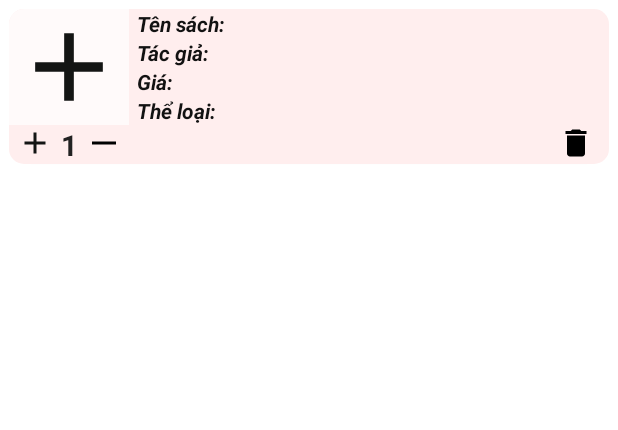
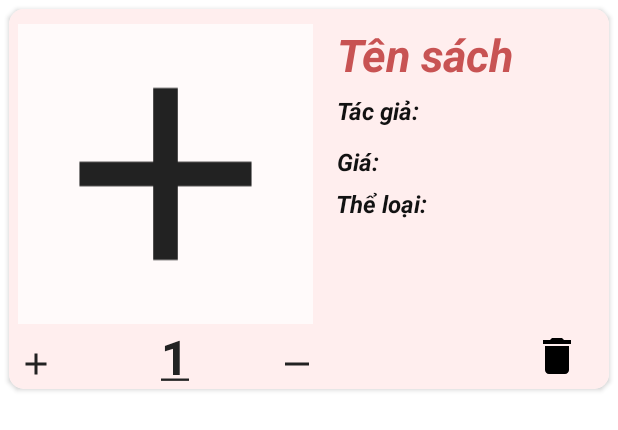
Before and after one commit to southsafe0123/appThuVien_Duan1, an Android app: the layout item_cart.xml on its own in the app's theme, with its tools: preview values and no code run, on a phone screen of 412 x 824 dp. Shown: the top 430 px of the screen. Run offline under Robolectric (Android 15) with nearby library versions, the light colour scheme and no system bars.

Commit message:
push_layout

```diff
--- a/app/src/main/java/com/teammobile/appthuvien_duan1/adapter/CartAdapter.java
+++ b/app/src/main/java/com/teammobile/appthuvien_duan1/adapter/CartAdapter.java
@@ -4,6 +4,9 @@ import android.app.Activity;
 import android.app.AlertDialog;
 import android.content.Context;
 import android.content.DialogInterface;
+import com.bumptech.glide.Glide;
+
+import android.graphics.Color;
 import android.text.SpannableString;
 import android.text.style.UnderlineSpan;
 import android.view.LayoutInflater;
@@ -29,6 +32,7 @@ public class CartAdapter extends RecyclerView.Adapter<CartAdapter.ViewHolder> {
 	private ArrayList<Sach> list;
 	private ArrayList<Integer> maxSoluong;
 	private Context context;
+	private int originalTextColor;
 
 	private TongTien tongTien;
 	private TongTien tongTienListener;
@@ -66,13 +70,28 @@ public class CartAdapter extends RecyclerView.Adapter<CartAdapter.ViewHolder> {
 
 	@Override
 	public void onBindViewHolder(@NonNull ViewHolder holder, int position) {
-		 Sach sach = list.get(position);
+		Sach sach = list.get(position);
 
-		holder.txtTen.setText("Tên sách: "+list.get(holder.getAdapterPosition()).getTenSach());
+		holder.txtTen.setText("Tên sách "+list.get(holder.getAdapterPosition()).getTenSach());
 		holder.txtGia.setText("Giá tiền: " + list.get(holder.getAdapterPosition()).getGiaThue() + " VND");
 		holder.txtTacGia.setText("Tác giả: "+list.get(holder.getAdapterPosition()).getTacGia().getTenTacGia());
 		holder.txtTheLoai.setText("Thể loại: "+list.get(holder.getAdapterPosition()).getLoai().getTenLoai());
-		holder.txtSoluong.setText(""+list.get(holder.getAdapterPosition()).getSoLuong());
+		String soluong = "" + list.get(holder.getAdapterPosition()).getSoLuong();
+		SpannableString underlineSoluong = new SpannableString(soluong);
+		underlineSoluong.setSpan(new UnderlineSpan(), 0, soluong.length(), 0);
+		holder.txtSoluong.setText(underlineSoluong);
+
+
+
+
+
+
+		Glide.with(context).load(list.get(position).getHinhAnh()).into(holder.ivAnh);
+
+
+
+
+
 
 		holder.ivXoa.setOnClickListener(new View.OnClickListener() {
 			@Override
@@ -92,10 +111,12 @@ public class CartAdapter extends RecyclerView.Adapter<CartAdapter.ViewHolder> {
 					Sach sach = list.get(holder.getAdapterPosition());
 					int soluong = sach.getSoLuong();
 					soluong++;
-
 					sach.setSoLuong(soluong);
 					list.set(vitribam,sach);
+					holder.txtSoluong.setTextColor(Color.RED);
 					loadData();
+
+
 				}
 			}
 		});
@@ -110,9 +131,12 @@ public class CartAdapter extends RecyclerView.Adapter<CartAdapter.ViewHolder> {
 					Sach sach = list.get(holder.getAdapterPosition());
 					int soluong = sach.getSoLuong();
 					soluong--;
+
 					sach.setSoLuong(soluong);
 					list.set(vitribam,sach);
+					holder.txtSoluong.setTextColor(Color.RED);
 					loadData();
+
 				}
 			}
 		});
@@ -132,6 +156,7 @@ public class CartAdapter extends RecyclerView.Adapter<CartAdapter.ViewHolder> {
 	public class ViewHolder extends RecyclerView.ViewHolder {
 		TextView txtTen,txtTheLoai,txtGia,txtSoluong,txtTacGia,txtTonggiatri;
 		ImageView ivAnh,ivTang,ivGiam,ivXoa;
+
 		public ViewHolder(@NonNull View itemView) {
 			super(itemView);
 			txtGia = itemView.findViewById(R.id.txtGia);
@@ -139,6 +164,8 @@ public class CartAdapter extends RecyclerView.Adapter<CartAdapter.ViewHolder> {
 			txtSoluong = itemView.findViewById(R.id.txtSoluong);
 			txtTen = itemView.findViewById(R.id.txtTen);
 			txtTacGia = itemView.findViewById(R.id.txtTacgia);
+			originalTextColor = txtSoluong.getCurrentTextColor();
+
 
 
 			ivAnh = itemView.findViewById(R.id.ivAnh);
--- a/app/src/main/res/drawable/baseline_add_24.xml
+++ b/app/src/main/res/drawable/baseline_add_24.xml
@@ -1,4 +1,4 @@
-<vector android:height="24dp" android:tint="#141514"
+<vector android:height="24dp" android:tint="#222222"
     android:viewportHeight="24" android:viewportWidth="24"
     android:width="24dp" xmlns:android="http://schemas.android.com/apk/res/android">
     <path android:fillColor="@android:color/white" android:pathData="M19,13h-6v6h-2v-6H5v-2h6V5h2v6h6v2z"/>
--- a/app/src/main/res/drawable/outline_horizontal_rule_24.xml
+++ b/app/src/main/res/drawable/outline_horizontal_rule_24.xml
@@ -1,4 +1,4 @@
-<vector android:height="24dp" android:tint="#000000"
+<vector android:height="24dp" android:tint="#222222"
     android:viewportHeight="24" android:viewportWidth="24"
     android:width="24dp" xmlns:android="http://schemas.android.com/apk/res/android">
     <path android:fillColor="@android:color/white"
--- a/app/src/main/res/layout/item_cart.xml
+++ b/app/src/main/res/layout/item_cart.xml
@@ -2,10 +2,11 @@
 <androidx.cardview.widget.CardView xmlns:android="http://schemas.android.com/apk/res/android"
     android:layout_width="match_parent"
     xmlns:app="http://schemas.android.com/apk/res-auto"
-    android:orientation="vertical"
     app:cardCornerRadius="10dp"
     android:layout_margin="6dp"
     android:layout_height="wrap_content">
+
+
 
     <LinearLayout
         android:background="#FFEEEE"
@@ -19,12 +20,15 @@
             android:orientation="horizontal">
 
             <ImageView
+                android:layout_marginTop="10dp"
+                android:layout_marginLeft="6dp"
                 android:background="#FFFAFA"
                 android:id="@+id/ivAnh"
+                android:layout_marginRight="10dp"
                 android:src="@drawable/baseline_add_24"
-                android:layout_width="0dp"
+                android:layout_width="150dp"
                 android:layout_weight="1"
-                android:layout_height="match_parent"/>
+                android:layout_height="200dp"/>
 
 
             <LinearLayout
@@ -35,10 +39,12 @@
 
 
                 <TextView
-                    android:textColor="#121212"
-                    android:layout_marginLeft="5dp"
+                    android:textColor="#C85353"
+                    android:layout_marginTop="10dp"
+                    android:layout_marginLeft="6dp"
                     android:id="@+id/txtTen"
-                    android:text="Tên sách: "
+                    android:textSize="30dp"
+                    android:text="Tên sách "
                     android:textStyle="bold|italic"
                     android:layout_width="match_parent"
                     android:layout_height="wrap_content"/>
@@ -48,6 +54,8 @@
                     android:layout_marginLeft="5dp"
                     android:textColor="#121212"
                     android:id="@+id/txtTacgia"
+                    android:textSize="16dp"
+                    android:layout_margin="6dp"
                     android:text="Tác giả: "
                     android:textStyle="bold|italic"
                     android:layout_width="match_parent"
@@ -58,6 +66,9 @@
                     android:textColor="#121212"
                     android:id="@+id/txtGia"
                     android:text="Giá: "
+                    android:layout_margin="6dp"
+                    android:textSize="16dp"
+
                     android:textStyle="bold|italic"
                     android:layout_width="match_parent"
                     android:layout_height="wrap_content"/>
@@ -67,10 +78,14 @@
                     android:layout_marginLeft="5dp"
                     android:textColor="#121212"
                     android:id="@+id/txtTheLoai"
+                    android:layout_marginBottom="10dp"
+                    android:textSize="16dp"
+
                     android:text="Thể loại: "
                     android:textStyle="bold|italic"
                     android:layout_width="match_parent"
                     android:layout_height="wrap_content"/>
+
 
             </LinearLayout>
 
@@ -80,6 +95,7 @@
 
 
         <LinearLayout
+            android:gravity="center"
             android:orientation="horizontal"
             android:layout_width="match_parent"
             android:layout_height="wrap_content">
@@ -87,8 +103,10 @@
 
 
             <ImageView
+                android:layout_marginTop="5dp"
                 android:id="@+id/ivTang"
-                android:layout_marginLeft="5dp"
+                android:layout_marginLeft="6dp"
+                android:layout_marginRight="66dp"
                 android:src="@drawable/baseline_add_24"
                 android:layout_width="wrap_content"
                 android:layout_height="wrap_content"/>
@@ -96,19 +114,28 @@
             <TextView
                 android:id="@+id/txtSoluong"
                 android:layout_marginLeft="5dp"
-                android:layout_marginRight="5dp"
-                android:textSize="19dp"
-                android:text="1"
+                android:layout_marginRight="60dp"
+                android:textSize="32dp"
+                android:text="@string/soluong"
                 android:textColor="#222222"
                 android:textStyle="bold"
                 android:layout_width="wrap_content"
                 android:layout_height="wrap_content"/>
 
             <ImageView
+                android:layout_marginTop="5dp"
                 android:id="@+id/ivGiam"
                 android:src="@drawable/outline_horizontal_rule_24"
                 android:layout_width="wrap_content"
                 android:layout_height="wrap_content"/>
+
+            <ImageView
+                android:layout_marginLeft="145dp"
+                android:id="@+id/ivXoa"
+                android:src="@drawable/baseline_delete_24"
+                android:layout_width="32dp"
+                android:layout_height="32dp"/>
+
 
 
             <LinearLayout
@@ -118,11 +145,6 @@
                 android:layout_height="wrap_content">
 
 
-                <ImageView
-                    android:id="@+id/ivXoa"
-                    android:src="@drawable/baseline_delete_24"
-                    android:layout_width="wrap_content"
-                    android:layout_height="wrap_content"/>
 
             </LinearLayout>
 
@@ -135,4 +157,5 @@
 
 
 
+
 </androidx.cardview.widget.CardView>
--- a/app/src/main/res/values/strings.xml
+++ b/app/src/main/res/values/strings.xml
@@ -9,6 +9,7 @@
     <string name="underline"><u>Đăng ký</u></string>
     <string name="quenmatkhau"><u>Quên mật khẩu</u></string>
     <string name="gachduoiTongtien"><u>Tổng đơn hàng: 0 VND</u></string>
+    <string name="soluong"><u>1</u></string>
 
 
 </resources>
```
